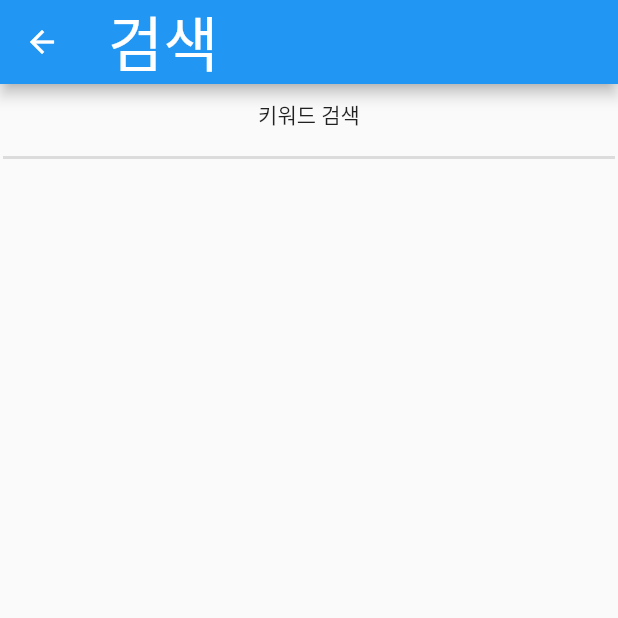
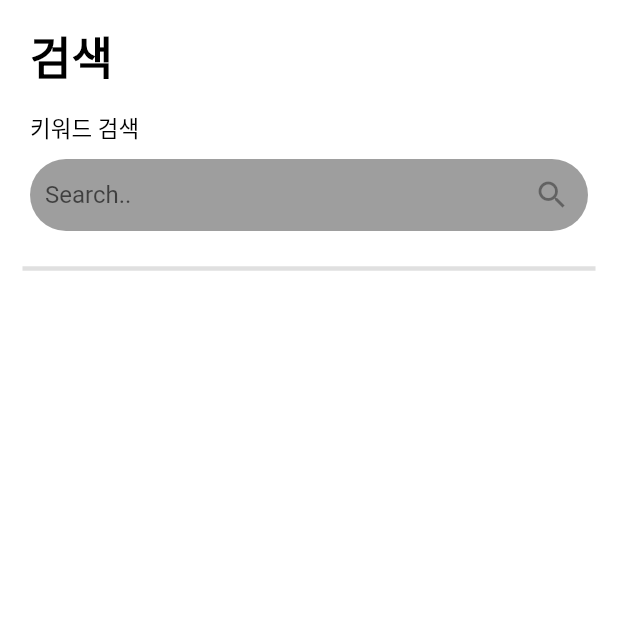
Before and after one commit to ssunglass/stgrowgrow, a Flutter app: the SearchPage screen opened directly, on a phone screen of 412 x 824 dp, the top half of it. Run offline on Flutter 3.47's test engine with Material 2 defaults, Android fonts, the phone set to English and light mode, and no system bars; our stand-ins replace equatable, firebase_analytics, firebase_auth, firebase_core, firebase_database, firebase_messaging and 7 more; missing offline and left inert: filter_list; accounts and stored records are empty.

```diff
--- a/lib/main.dart
+++ b/lib/main.dart
@@ -4,6 +4,7 @@ import 'package:provider/provider.dart';
 import 'package:stgrowgrow/helper/routes.dart';
 import 'package:stgrowgrow/state/appstate.dart';
 import 'package:stgrowgrow/state/authstate.dart';
+import 'package:stgrowgrow/state/profileState.dart';
 import 'package:stgrowgrow/state/searchstate.dart';
 
 void main() async{
@@ -17,6 +18,7 @@ class MyApp extends StatelessWidget {
   // This widget is the root of your application.
   @override
   Widget build(BuildContext context) {
+    String profileId;
     return MultiProvider(
       providers: [
         ChangeNotifierProvider<AppState>(create: (_) => AppState()),
--- a/lib/model/user.dart
+++ b/lib/model/user.dart
@@ -13,7 +13,6 @@ class UserModel{
   String summary;
   String bio;
 
-  String keyword;
 
 
   bool isVerified;
@@ -63,7 +62,6 @@ class UserModel{
     this.major,
     this.interestList,
 
-    this.keyword,
 
 
 
@@ -93,7 +91,6 @@ class UserModel{
     followers = map['followers'];
     following = map['following'];
 
-    keyword = map['keyword'];
 
 
 
@@ -158,7 +155,6 @@ class UserModel{
       'followerList' : followerList,
       'followingList' : followingList,
 
-      'keyword' : keyword,
       'department' : department,
 
 
@@ -218,7 +214,6 @@ class UserModel{
       interestList: interestList ?? this.interestList,
       followerList: followerList ?? this.followerList,
 
-      keyword: keyword ?? this.keyword,
 
 
 
--- a/lib/page/homepage.dart
+++ b/lib/page/homepage.dart
@@ -29,6 +29,7 @@ class _HomePageState extends State<HomePage> {
   final GlobalKey<ScaffoldMessengerState> _scaffoldKey = new GlobalKey<ScaffoldMessengerState>();
   final refreshIndicatorKey = new GlobalKey<RefreshIndicatorState>();
   int pageIndex = 0;
+  String profileId;
 
   @override
   void initState(  ) {
@@ -109,9 +110,6 @@ class _HomePageState extends State<HomePage> {
       case 1 :
         return SearchPage(scaffoldKey: _scaffoldKey,);
         break;
-      case 2:
-        return ProfilePage();
-        break;
       default:
         return InformPage(
             scaffoldKey: _scaffoldKey);
--- a/lib/page/search/SearchPage.dart
+++ b/lib/page/search/SearchPage.dart
@@ -9,10 +9,8 @@ import 'package:filter_list/filter_list.dart';
 import 'package:flutter/cupertino.dart';
 import 'package:flutter/material.dart';
 import 'package:provider/provider.dart';
-import 'package:stgrowgrow/model/keyword.dart';
-import 'package:stgrowgrow/model/user.dart';
 import 'package:stgrowgrow/state/searchstate.dart';
-import 'package:stgrowgrow/helper/utility.dart';
+import 'package:stgrowgrow/theme/theme.dart';
 
 class SearchPage extends StatefulWidget {
   const SearchPage({Key key, this.scaffoldKey,}) : super(key: key);
@@ -26,6 +24,11 @@ class SearchPage extends StatefulWidget {
 
 class _SearchPageState extends State<SearchPage> {
 
+  TextEditingController textController;
+
+  List _departmentOptions = ['인문','공학','사회','교육','자연','의약','예체능','기타'];
+
+
   @override
   void initState() {
     WidgetsBinding.instance.addPostFrameCallback((_) {
@@ -34,7 +37,107 @@ class _SearchPageState extends State<SearchPage> {
     });
 
     super.initState();
+
   }
+
+
+
+  Widget _searchField() {
+    final state = Provider.of<SearchState>(context);
+    return Container(
+        height: 50,
+        padding: EdgeInsets.only(left: 20,right: 20),
+        child: TextField(
+          onChanged: (text) {
+            state.filterBy(text);
+          },
+          controller: textController,
+          decoration: InputDecoration(
+            border: OutlineInputBorder(
+              borderSide: BorderSide(width: 0, style: BorderStyle.none),
+              borderRadius: const BorderRadius.all(
+                const Radius.circular(25.0),
+              ),
+            ),
+            hintText: 'Search..',
+            fillColor: Colors.grey,
+            filled: true,
+            focusColor: Colors.white,
+            contentPadding: EdgeInsets.symmetric(horizontal: 10, ),
+            suffixIcon: Container(
+
+              child: IconButton(
+                icon: Icon(Icons.search),
+
+              ),
+
+            ),
+          ),
+        )
+
+
+    );
+
+
+  }
+
+
+  Widget _filterDepart() {
+    return FilterListWidget(
+      listData: _departmentOptions,
+      hideSearchField: true,
+      hideHeaderText: true,
+      choiceChipLabel: (item) {
+        return item;
+      },
+
+
+    );
+
+  }
+
+
+  @override
+  Widget build(BuildContext context) {
+    final state = Provider.of<SearchState>(context);
+    return Scaffold(
+      backgroundColor: Colors.white,
+
+      body: SafeArea(
+        child: Column(
+          crossAxisAlignment: CrossAxisAlignment.start,
+          children: <Widget>[
+            Container(
+              margin: EdgeInsets.only(left: 20,top: 15 ),
+              child:Text(
+                '검색',
+                style: const TextStyle(
+                    fontSize: 30,
+                    fontWeight: FontWeight.w700,
+                    color: Colors.black),
+              ),),
+            Container(
+              margin: EdgeInsets.only(left: 20,top: 15 ,bottom: 10),
+              child:Text(
+                '키워드 검색',
+                style: const TextStyle(
+                    fontSize: 15,
+                    fontWeight: FontWeight.w500,
+                    color: Colors.black),
+              ),),
+
+            Container(
+              child: _searchField(),
+            ),
+
+            Container(
+              margin: EdgeInsets.only(top: 15, right: 15, left: 15),
+              child: Divider(
+                thickness: 3,
+
+              ),
+
+            ),
 
 
 
@@ -43,42 +146,12 @@ class _SearchPageState extends State<SearchPage> {
 
 
 
-  @override
-  Widget build(BuildContext context) {
-    return Scaffold(
-      appBar: AppBar(
-        title: Text(
-          '검색',
-          style: const TextStyle(
-              fontSize: 40,
-              fontWeight: FontWeight.w500),
-        ),
 
-      ),
-      body: SafeArea(
-        child: Column(
-          children: <Widget>[
-
-            Padding(
-              padding: EdgeInsets.fromLTRB(10, 10, 10, 10),
-              child: Text('키워드 검색'),
-            ),
-
-
-
-            Divider(
-              thickness: 2,
-              indent: 2,
-              endIndent: 2,
-            ),
 
 
 
 
           ],
-
-
-
 
         ),
 
@@ -91,15 +164,9 @@ class _SearchPageState extends State<SearchPage> {
 
 
 
+
+
     );
 
-
-
-
   }
-
-
-
-
-
 }
--- a/lib/page/signup.dart
+++ b/lib/page/signup.dart
@@ -36,7 +36,7 @@ class _SignUpState extends State<SignUp>{
   String _selectedDepartment = '인문';
   String _selectedUniv='서울';
   List _univOptions = ['서울','경기','강원','제주','대구/경북','충청','전북/전남'];
-  List _departmentOptions = ['인문','공학','사회','교육','자연','의약','예체능'];
+  List _departmentOptions = ['인문','공학','사회','교육','자연','의약','예체능','기타'];
   List<String> interestList = [
     "코딩",
     "마케팅",
--- a/lib/theme/app_icons.dart
+++ b/lib/theme/app_icons.dart
@@ -9,8 +9,7 @@ class AppIcon {
  static const IconData home = IconData(0xf053, fontFamily: _kFontFam);
  static const IconData homeFill = IconData(0xf053, fontFamily: _kFontFam);
 
-  static const IconData profile = IconData(0xf062, fontFamily: _kFontFam);
-  static const IconData profileFill = IconData(0xf062, fontFamily: _kFontFam);
+
 
 
 
```
Also changed, not shown: lib/page/infrompage.dart (+22 -20 lines), lib/page/profile/profilepage.dart (+34 -31 lines), lib/page/userListWidget.dart (+66 -20 lines), lib/state/searchstate.dart (+11 -36 lines), lib/widgets/bottomMenuBar/bottomMenuBar.dart (+2 -7 lines), lib/widgets/emptyList.dart (added, +48 -0 lines).
